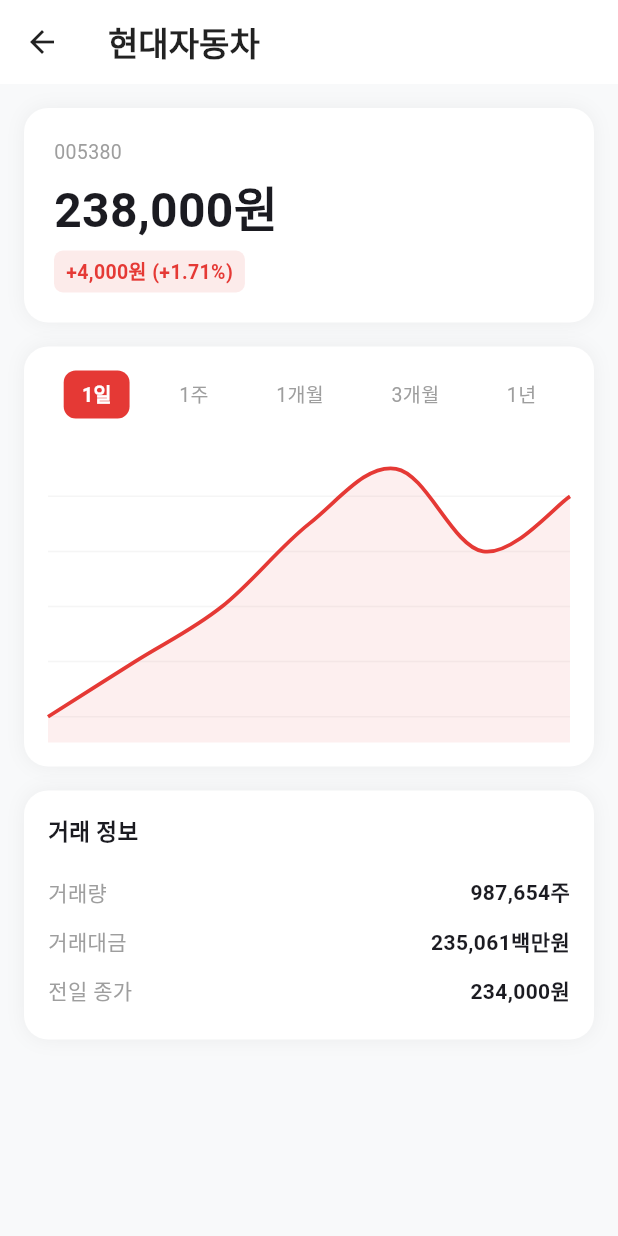
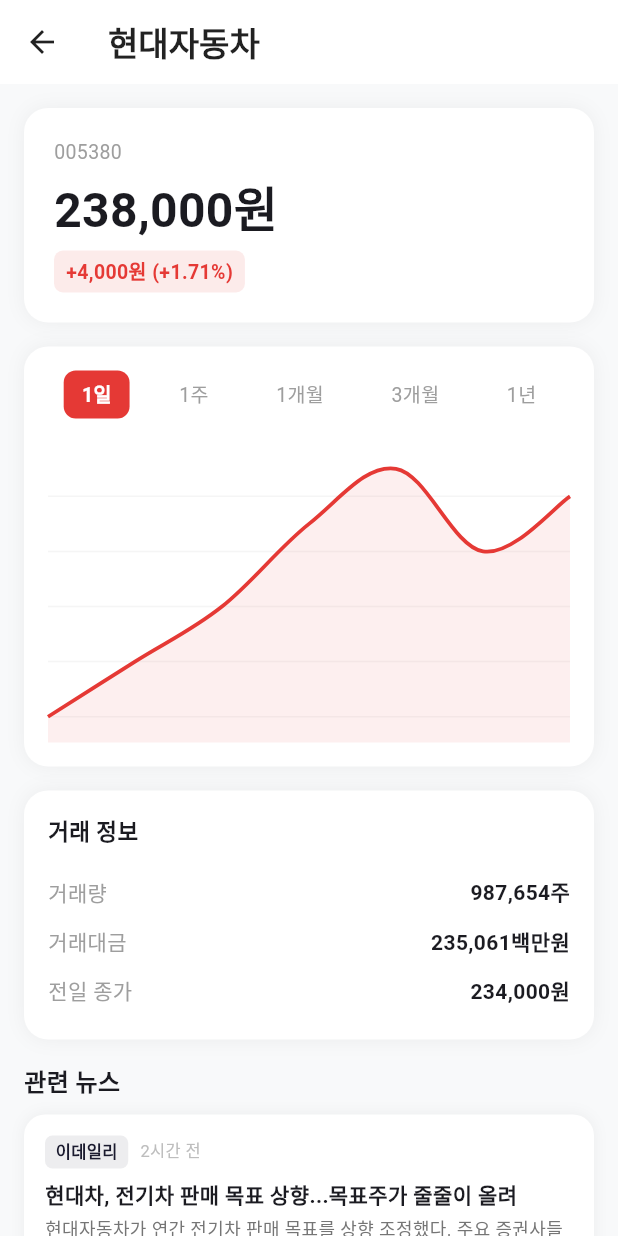
Before and after one commit to Haelim-lee/Money_Flow, a Flutter app: the screen it shows after launch, after a tap on an icon or button, on a phone screen of 412 x 824 dp. Run offline on Flutter 3.47's test engine with Material 3 defaults, Android fonts, the phone set to English and light mode, and no system bars; drawn by our look-alikes of fl_chart; network calls fail.

Commit message:
Add related news to ChartScreen; news predictions navigate to stock detail

```diff
--- a/lib/screens/chart_screen.dart
+++ b/lib/screens/chart_screen.dart
@@ -2,6 +2,8 @@
 import 'package:fl_chart/fl_chart.dart';
 import 'package:intl/intl.dart';
 import '../models/stock.dart';
+import '../services/naver_news_service.dart';
+import '../data/mock_data.dart';
 
 class ChartScreen extends StatefulWidget {
   final Stock stock;
@@ -15,6 +17,36 @@
 class _ChartScreenState extends State<ChartScreen> {
   int _selectedPeriod = 0;
   final List<String> _periods = ['1일', '1주', '1개월', '3개월', '1년'];
+
+  List<NewsItem> _relatedNews = [];
+  bool _newsLoading = true;
+
+  @override
+  void initState() {
+    super.initState();
+    _loadRelatedNews();
+  }
+
+  Future<void> _loadRelatedNews() async {
+    try {
+      final all = await NaverNewsService.fetchStockNews(display: 30);
+      final name = widget.stock.name;
+      final filtered = all.where((n) =>
+          n.title.contains(name) || n.summary.contains(name)).toList();
+      setState(() {
+        _relatedNews = filtered.isNotEmpty ? filtered : all.take(3).toList();
+        _newsLoading = false;
+      });
+    } catch (_) {
+      final name = widget.stock.name;
+      final filtered = mockNews.where((n) =>
+          n.title.contains(name) || n.summary.contains(name)).toList();
+      setState(() {
+        _relatedNews = filtered.isNotEmpty ? filtered : mockNews.take(3).toList();
+        _newsLoading = false;
+      });
+    }
+  }
 
   @override
   Widget build(BuildContext context) {
@@ -100,7 +132,6 @@
             ),
             child: Column(
               children: [
-                // 기간 선택
                 Row(
                   mainAxisAlignment: MainAxisAlignment.spaceAround,
                   children: _periods.asMap().entries.map((e) {
@@ -189,6 +220,20 @@
               ],
             ),
           ),
+          const SizedBox(height: 16),
+          // 관련 뉴스
+          const Text('관련 뉴스',
+              style: TextStyle(fontWeight: FontWeight.bold, fontSize: 16)),
+          const SizedBox(height: 10),
+          if (_newsLoading)
+            const Center(
+                child: Padding(
+              padding: EdgeInsets.all(16),
+              child: CircularProgressIndicator(strokeWidth: 2),
+            ))
+          else
+            ..._relatedNews.map((news) => _NewsItem(news: news)),
+          const SizedBox(height: 24),
         ],
       ),
     );
@@ -210,3 +255,65 @@
     );
   }
 }
+
+class _NewsItem extends StatelessWidget {
+  final NewsItem news;
+  const _NewsItem({required this.news});
+
+  @override
+  Widget build(BuildContext context) {
+    return Container(
+      margin: const EdgeInsets.only(bottom: 10),
+      padding: const EdgeInsets.all(14),
+      decoration: BoxDecoration(
+        color: Colors.white,
+        borderRadius: BorderRadius.circular(14),
+        boxShadow: [
+          BoxShadow(color: Colors.black.withOpacity(0.05), blurRadius: 8)
+        ],
+      ),
+      child: Column(
+        crossAxisAlignment: CrossAxisAlignment.start,
+        children: [
+          Row(
+            children: [
+              Container(
+                padding:
+                    const EdgeInsets.symmetric(horizontal: 7, vertical: 3),
+                decoration: BoxDecoration(
+                  color: const Color(0xFF1A1A2E).withOpacity(0.08),
+                  borderRadius: BorderRadius.circular(5),
+                ),
+                child: Text(news.source,
+                    style: const TextStyle(
+                        fontSize: 11,
+                        fontWeight: FontWeight.bold,
+                        color: Color(0xFF1A1A2E))),
+              ),
+              const SizedBox(width: 8),
+              Text(news.time,
+                  style:
+                      TextStyle(color: Colors.grey.shade400, fontSize: 11)),
+            ],
+          ),
+          const SizedBox(height: 7),
+          Text(news.title,
+              style: const TextStyle(
+                  fontWeight: FontWeight.w600,
+                  fontSize: 14,
+                  height: 1.4)),
+          if (news.summary.isNotEmpty) ...[
+            const SizedBox(height: 4),
+            Text(news.summary,
+                style: TextStyle(
+                    color: Colors.grey.shade600,
+                    fontSize: 12,
+                    height: 1.4),
+                maxLines: 2,
+                overflow: TextOverflow.ellipsis),
+          ],
+        ],
+      ),
+    );
+  }
+}
--- a/lib/screens/news_screen.dart
+++ b/lib/screens/news_screen.dart
@@ -4,6 +4,7 @@
 import '../models/stock.dart';
 import '../services/naver_news_service.dart';
 import '../services/news_analysis_service.dart';
+import 'chart_screen.dart';
 
 class NewsScreen extends StatefulWidget {
   const NewsScreen({super.key});
@@ -152,13 +153,38 @@
   final StockPrediction prediction;
   const _StockPredictionTile({required this.prediction});
 
+  void _navigateToStock(BuildContext context) {
+    // Find stock in mockStocks or create a minimal one
+    final existing = [...mockStocks, ...mockHotStocks]
+        .where((s) => s.symbol == prediction.symbol)
+        .firstOrNull;
+
+    final stock = existing ??
+        Stock(
+          symbol: prediction.symbol,
+          name: prediction.name,
+          price: 0,
+          change: 0,
+          changePercent: 0,
+          volume: 0,
+          chartData: const [],
+        );
+
+    Navigator.push(
+      context,
+      MaterialPageRoute(builder: (_) => ChartScreen(stock: stock)),
+    );
+  }
+
   @override
   Widget build(BuildContext context) {
     final color = prediction.isUp ? const Color(0xFFE53935) : const Color(0xFF1565C0);
     final icon = prediction.isUp ? Icons.trending_up : Icons.trending_down;
     final label = prediction.isUp ? '상승 예상' : '하락 예상';
 
-    return Container(
+    return GestureDetector(
+      onTap: () => _navigateToStock(context),
+      child: Container(
         margin: const EdgeInsets.only(bottom: 8),
         padding: const EdgeInsets.symmetric(horizontal: 14, vertical: 12),
         decoration: BoxDecoration(
@@ -202,7 +228,10 @@
                       fontSize: 11,
                       fontWeight: FontWeight.bold)),
             ),
+            const SizedBox(width: 6),
+            Icon(Icons.chevron_right, color: color.withOpacity(0.5), size: 18),
           ],
+        ),
       ),
     );
   }
```
Lines whose indentation alone changed are shown as unchanged.
